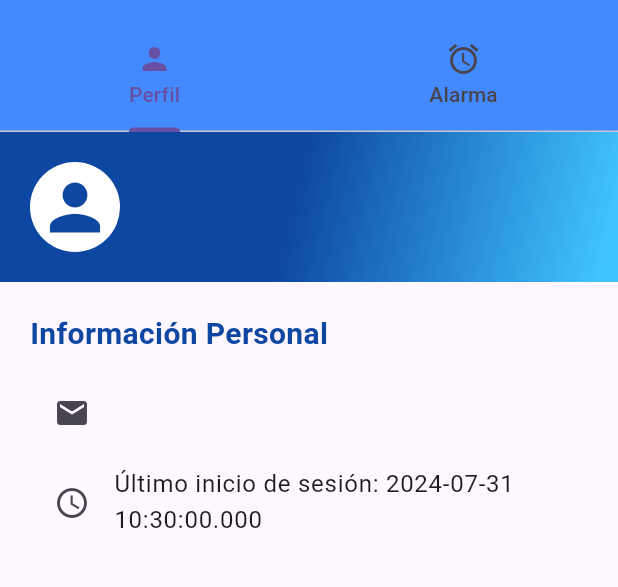
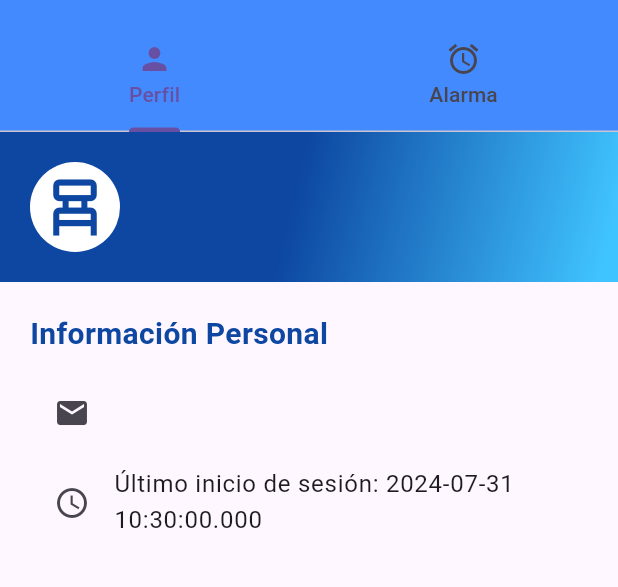
Before and after one commit to Brahn71/appint, a Flutter app: the screen it shows once a user with an empty profile is signed in, on a phone screen of 412 x 824 dp, the part 63-650 px from its top. Run offline on Flutter 3.47's test engine with Material 3 defaults, Android fonts, the phone set to English and light mode, and no system bars; our stand-ins replace animate_do, firebase_auth, firebase_core, flutter_local_notifications, shared_preferences, timezone; accounts and stored records are empty.

Commit message:
mejoras esteticas de la aplicacion 1.2

```diff
--- a/lib/pantallas/usuario.dart
+++ b/lib/pantallas/usuario.dart
@@ -103,23 +103,31 @@ class _UsuarioState extends State<Usuario> with SingleTickerProviderStateMixin {
               ),
             ),
             child: Row(
+              mainAxisAlignment: MainAxisAlignment.start,
               children: <Widget>[
                 CircleAvatar(
                   radius: 30,
                   backgroundColor: Colors.white,
                   child: Icon(
-                    Icons.person,
+                    Icons.chair_alt,
                     size: 50,
                     color: Colors.blue.shade900,
                   ),
                 ),
                 const SizedBox(width: 20),
-                Text(
-                  widget.nombreUsuario,
-                  style: const TextStyle(
-                    color: Colors.white,
-                    fontSize: 28,
-                    fontWeight: FontWeight.bold,
+                Expanded(
+                  child: Column(
+                    crossAxisAlignment: CrossAxisAlignment.center,
+                    children: [
+                      Text(
+                        widget.email.length >= 3 ? widget.email.substring(0,3).toUpperCase()
+                        : widget.email.toUpperCase(),
+                        style: const TextStyle(
+                          color: Colors.white,
+                          fontSize: 30,
+                        ),
+                      ),
+                    ],
                   ),
                 ),
               ],
--- a/pubspec.yaml
+++ b/pubspec.yaml
@@ -42,6 +42,7 @@ dependencies:
   firebase_messaging: ^15.0.3
   firebase_database: ^11.0.3
   uuid: ^3.0.6
+  google_sign_in: ^6.2.1
 
 
 
```
Also changed, not shown: lib/pantallas/logicaboton/tomarpeso.dart (added), pubspec.lock, 2 other files.
